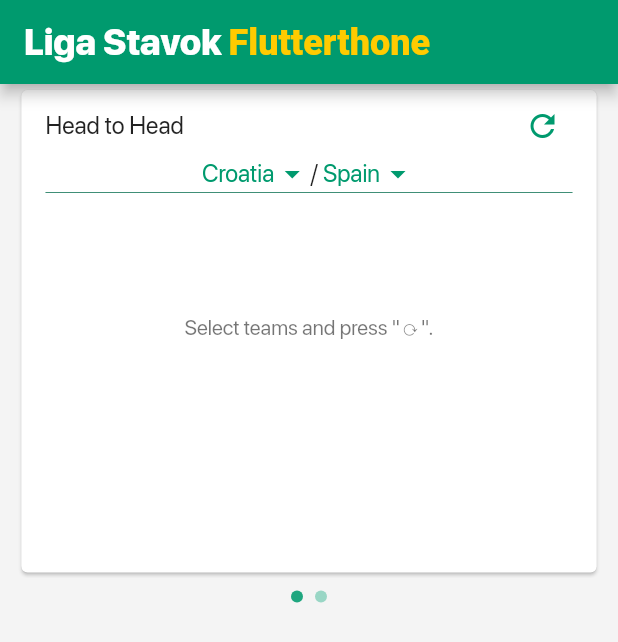
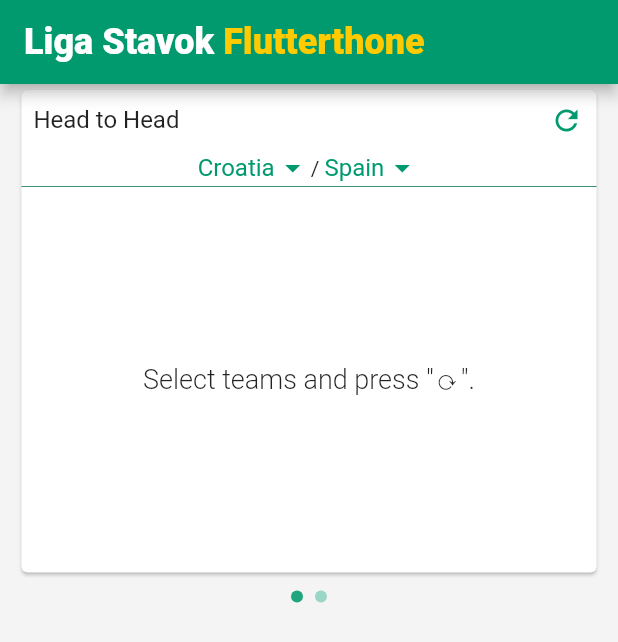
Before and after one commit to AAlistrat/liga_stavok_flutterthon, a Flutter app: the screen it shows after launch, on a phone screen of 412 x 824 dp. Shown: the top 642 px of the screen. Run offline on Flutter 3.47's test engine with Material 2 defaults, Android fonts, the phone set to English and light mode, and no system bars; drawn by our look-alikes of carousel_slider; our stand-ins replace bloc, equatable, flutter_bloc; generated files the repository leaves out were written again.

Commit message:
UI bug fix

```diff
--- a/lib/constants.dart
+++ b/lib/constants.dart
@@ -18,8 +18,18 @@ Color colorYellow = Color(0xFFFFCB00);
 Color colorOrange = Color(0xFFFFA100);
 Color colorRed = Color(0xFFD51C1C);
 
-// TextStyle sfProRegularTextStyle = TextStyle(
-//    fontFamily: '.SF Pro Display',
-//    fontSize: 16,
-//    fontWeight: FontWeight.w300,
-// );
+ TextStyle cardMessageTextStyle = TextStyle(
+    fontSize: 18,
+    fontWeight: FontWeight.w300,
+ );
+
+TextStyle cardTitleTextStyle = TextStyle(
+  fontSize: 16,
+  fontWeight: FontWeight.w400,
+);
+
+TextStyle cardSubTitleTextStyle = TextStyle(
+  fontSize: 16,
+  fontWeight: FontWeight.w400,
+  color: colorGreen,
+);
--- a/lib/main.dart
+++ b/lib/main.dart
@@ -40,7 +40,7 @@ class App extends StatelessWidget {
       ],
       title: 'Liga Stavok Flutterthone',
       theme: ThemeData(
-        fontFamily: 'SFProDisplay',
+        fontFamily: '.SF Pro Display',
         primarySwatch: Colors.grey,
         visualDensity: VisualDensity.adaptivePlatformDensity,
       ),
@@ -71,7 +71,7 @@ class _MainPageState extends State<MainPage> {
             text: TextSpan(
               text: 'Liga Stavok ',
               style: TextStyle(
-                  fontFamily: 'SFProDisplay',
+                  fontFamily: '.SF Pro Display',
                   fontWeight: FontWeight.w900,
                   fontSize: 24,
                   color: colorWhite),
--- a/lib/widgets/head_to_head_card.dart
+++ b/lib/widgets/head_to_head_card.dart
@@ -1,3 +1,4 @@
+import 'package:flutter/cupertino.dart';
 import 'package:flutter/material.dart';
 import 'package:flutter_bloc/flutter_bloc.dart';
 import 'package:flutter_gen/gen_l10n/app_localizations.dart';
@@ -23,17 +24,22 @@ class _HeadToHeadCardState extends State<HeadToHeadCard> {
       team2Name: 'sr:competitor:4698',
     };
     return Card(
-      child: ListTile(
-        title: Column(
+      child: Column(
             mainAxisSize: MainAxisSize.min,
             children: [
               Row(
                 mainAxisAlignment: MainAxisAlignment.spaceBetween,
                 children: [
-                Text(AppLocalizations.of(context).headToHeadTitle),
+                  Padding(
+                    padding: EdgeInsets.only(left: 8.0),
+                    child: Text(
+                      AppLocalizations.of(context).headToHeadTitle,
+                      style: cardTitleTextStyle,
+                    ),
+                  ),
                   IconButton(
                     visualDensity: VisualDensity.compact,
-                  icon: Icon(Icons.refresh, color: colorGreen),
+                    icon: Icon(Icons.refresh, color: colorGreen, size: 22),
                     onPressed: () {
                       BlocProvider.of<HeadToHeadBloc>(context)
                           .add(HeadToHeadRequested(
@@ -57,7 +63,7 @@ class _HeadToHeadCardState extends State<HeadToHeadCard> {
                       items: [AppLocalizations.of(context).croatia].map<DropdownMenuItem<String>>((value) {
                         return DropdownMenuItem<String>(
                           value: value,
-                        child: Text(value, style: TextStyle(color: colorGreen)),
+                          child: Text(value, style: cardSubTitleTextStyle),
                         );
                       }).toList(),
                     ),
@@ -84,31 +90,27 @@ class _HeadToHeadCardState extends State<HeadToHeadCard> {
                 width: double.infinity,
                 color: colorGreenDark,
               ),
-          ],
-        ),
-        subtitle: BlocBuilder<HeadToHeadBloc, HeadToHeadState>(
+              Expanded(
+                child: BlocBuilder<HeadToHeadBloc, HeadToHeadState>(
                   builder: (context, state) {
                     if (state is HeadToHeadInitial) {
-              return Padding(
-                padding: const EdgeInsets.only(top: 80),
+                      return Center(
                         child: Text(
                           AppLocalizations.of(context).headToHeadInitial,
-                  textAlign: TextAlign.center,
+                          style: cardMessageTextStyle,
                         ),
                       );
                     }
                     if (state is HeadToHeadLoading) {
-              return Padding(
-                padding:
-                    const EdgeInsets.symmetric(vertical: 78.0, horizontal: 156),
+                      return Center(
                         child: CircularProgressIndicator(),
                       );
                     }
                     if (state is HeadToHeadFailure) {
-              return Padding(
-                padding: const EdgeInsets.only(top: 80),
+                      return Center(
                         child: Text(
                           AppLocalizations.of(context).headToHeadFailure,
+                          style: cardMessageTextStyle,
                         ),
                       );
                     }
@@ -116,6 +118,7 @@ class _HeadToHeadCardState extends State<HeadToHeadCard> {
                       final headToHeadTable = state.headToHeadTable;
 
                       return ListView.builder(
+                        padding: EdgeInsets.all(8),
                         itemCount: headToHeadTable.scoreTable.length + 1,
                         itemBuilder: (context, i) {
                           return i == 0
@@ -129,8 +132,9 @@ class _HeadToHeadCardState extends State<HeadToHeadCard> {
                               Container(
                                 height: 0.5,
                                 width: double.infinity,
-                              color: colorGreenDark,
+                                color: colorGreen60,
                               ),
+                              SizedBox(height: 0.5),
                               Row(
                                 mainAxisAlignment: MainAxisAlignment.center,
                                 children: [
@@ -186,6 +190,7 @@ class _HeadToHeadCardState extends State<HeadToHeadCard> {
                                       )),
                                 ],
                               ),
+                              SizedBox(height: 0.5),
                             ],
                           );
                         },
@@ -195,6 +200,8 @@ class _HeadToHeadCardState extends State<HeadToHeadCard> {
                   },
                 ),
               ),
+            ],
+        ),
     );
   }
 }
```
Also changed, not shown: lib/widgets/vertical_timeline_card.dart (+28 -8 lines), pubspec.yaml (+0 -11 lines), fonts/SFProDisplay-Bold.ttf (deleted), fonts/SFProDisplay-Heavy.ttf (deleted), fonts/SFProDisplay-Medium.ttf (deleted), fonts/SFProDisplay-Regular.ttf (deleted). Lines whose indentation alone changed are shown as unchanged.
